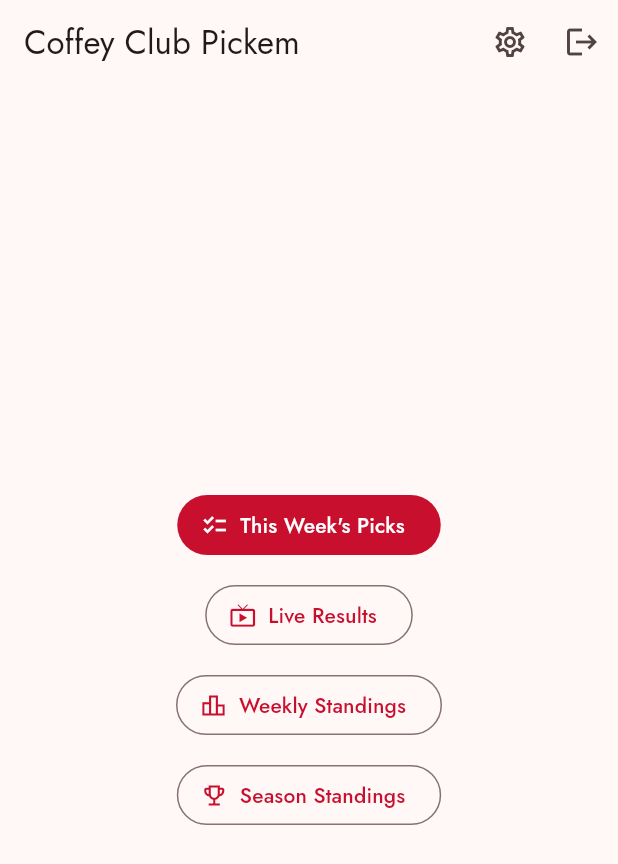
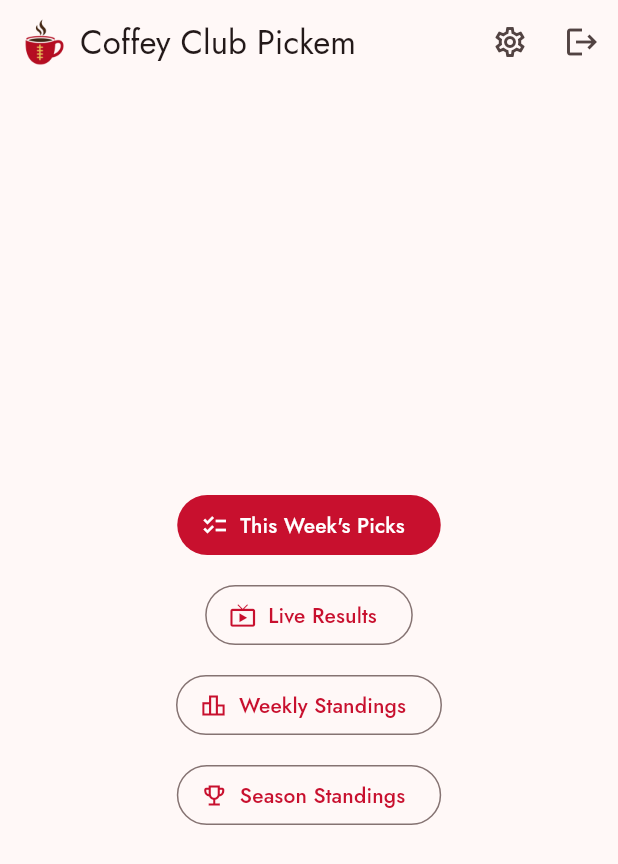
Before and after one commit to ryaningram8/coffey_club_pickem, a Flutter app: the HomeScreen screen opened by its route, on a phone screen of 412 x 824 dp. Shown: the top 864 px of the screen. Run offline on Flutter 3.47's test engine with Material 3 defaults, Android fonts, the phone set to English and light mode, and no system bars; our stand-ins replace dio, firebase_core, firebase_messaging, flutter_bloc, flutter_secure_storage, freezed_annotation and 5 more; accounts and stored records are empty; generated files the repository leaves out were written again.

Commit message:
android + logo

```diff
--- a/packages/coffey_ui/lib/coffey_ui.dart
+++ b/packages/coffey_ui/lib/coffey_ui.dart
@@ -75,6 +75,7 @@ export 'src/screens/standings/weekly_standings_screen.dart';
 export 'src/screens/standings/season_standings_screen.dart';
 
 // Widgets
+export 'src/widgets/coffey_logo.dart';
 export 'src/widgets/pick_game_card.dart';
 export 'src/widgets/available_game_tile.dart';
 export 'src/widgets/live_game_card.dart';
--- a/packages/coffey_ui/lib/src/screens/home/home_screen.dart
+++ b/packages/coffey_ui/lib/src/screens/home/home_screen.dart
@@ -3,6 +3,7 @@ import 'package:flutter_bloc/flutter_bloc.dart';
 import 'package:go_router/go_router.dart';
 import '../../blocs/auth/auth_bloc.dart';
 import '../../repositories/week_repository.dart';
+import '../../widgets/coffey_logo.dart';
 
 class HomeScreen extends StatelessWidget {
   const HomeScreen({super.key});
@@ -15,7 +16,14 @@ class HomeScreen extends StatelessWidget {
 
     return Scaffold(
       appBar: AppBar(
-        title: const Text('Coffey Club Pickem'),
+        title: Row(
+          mainAxisSize: MainAxisSize.min,
+          children: const [
+            CoffeyLogo(height: 32),
+            SizedBox(width: 10),
+            Text('Coffey Club Pickem'),
+          ],
+        ),
         actions: [
           IconButton(
             icon: const Icon(Icons.settings_outlined),
--- /dev/null
+++ b/packages/coffey_ui/lib/src/widgets/coffey_logo.dart
@@ -0,0 +1,17 @@
+import 'package:flutter/material.dart';
+
+/// The Coffey Club Pickem crest. Source art has a transparent background,
+/// so it drops cleanly onto any surface (app bar, dark mode, etc.).
+class CoffeyLogo extends StatelessWidget {
+  const CoffeyLogo({super.key, this.height = 32});
+
+  final double height;
+
+  @override
+  Widget build(BuildContext context) {
+    return Image.asset(
+      'packages/coffey_ui/assets/images/coffey_club_logo.png',
+      height: height,
+    );
+  }
+}
--- a/packages/coffey_ui/pubspec.yaml
+++ b/packages/coffey_ui/pubspec.yaml
@@ -51,3 +51,6 @@ dev_dependencies:
   retrofit_generator: ^10.2.8
 
 flutter:
+  uses-material-design: true
+  assets:
+    - assets/images/
```
Also changed, not shown: packages/coffey_ui/assets/images/coffey_club_logo.png (added), packages/coffey_ui/assets/source/coffey_club_logo_original.png (added), 30 other files.
